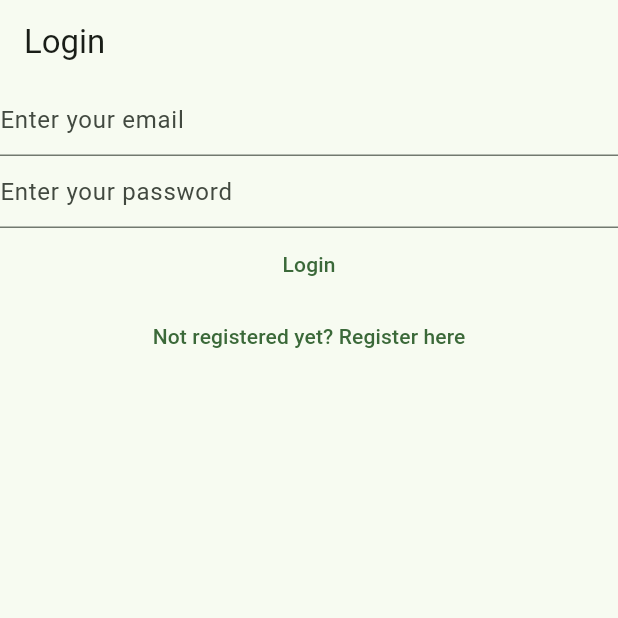
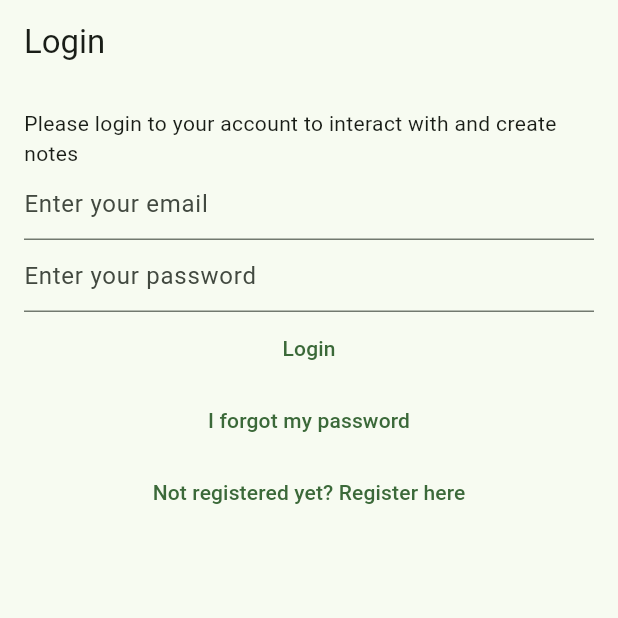
Before and after one commit to nomizodiac/learningflutter, a Flutter app: the screen it shows after launch, on a phone screen of 412 x 824 dp, the top half of it. Run offline on Flutter 3.47's test engine with Material 3 defaults, Android fonts, the phone set to English and light mode, and no system bars; our stand-ins replace bloc, cloud_firestore, equatable, firebase_auth, firebase_core, flutter_bloc and 1 more; accounts and stored records are empty.

Commit message:
- Clean Login and register UI and added password reset

```diff
--- a/lib/main.dart
+++ b/lib/main.dart
@@ -3,6 +3,7 @@ import 'package:flutter_application_1/services/auth/bloc/auth_bloc.dart';
 import 'package:flutter_application_1/services/auth/bloc/auth_event.dart';
 import 'package:flutter_application_1/services/auth/bloc/auth_state.dart';
 import 'package:flutter_application_1/services/auth/firebase_auth_provider.dart';
+import 'package:flutter_application_1/views/forgot_password_view.dart';
 import 'package:flutter_application_1/views/login_view.dart';
 import 'package:flutter_application_1/views/notes/create_update_note_view.dart';
 import 'package:flutter_application_1/views/notes/notes_view.dart';
@@ -54,10 +55,12 @@ class HomePage extends StatelessWidget {
           return const VerifyEmailView();
         } else if (state is AuthStateLoggedOut) {
           return const LoginView();
+        } else if (state is AuthStateForgotPassword) {
+          return const ForgotPasswordView();
         } else if (state is AuthStateRegistering) {
           return const RegisterView();
         } else {
-          return Scaffold(
+          return const Scaffold(
             body: CircularProgressIndicator(),
           );
         }
--- a/lib/services/auth/auth_exceptions.dart
+++ b/lib/services/auth/auth_exceptions.dart
@@ -9,3 +9,5 @@ class EmailAlreadyInUseAuthException implements Exception {}
 class GenericAuthException implements Exception {}
 
 class UserNotLoggedInAuthException implements Exception {}
+
+class InvalidEmailAuthException implements Exception {}
--- a/lib/services/auth/auth_provider.dart
+++ b/lib/services/auth/auth_provider.dart
@@ -17,4 +17,5 @@ abstract class AuthProvider {
 
   Future<void> logout();
   Future<void> sendEmailVerification();
+  Future<void> sendPasswordReset({required String toEmail});
 }
--- a/lib/services/auth/auth_service.dart
+++ b/lib/services/auth/auth_service.dart
@@ -28,4 +28,8 @@ class AuthService implements AuthProvider {
 
   @override
   Future<void> sendEmailVerification() => provider.sendEmailVerification();
+
+  @override
+  Future<void> sendPasswordReset({required String toEmail}) =>
+      provider.sendPasswordReset(toEmail: toEmail);
 }
--- a/lib/services/auth/bloc/auth_bloc.dart
+++ b/lib/services/auth/bloc/auth_bloc.dart
@@ -34,7 +34,7 @@ class AuthBloc extends Bloc<AuthEvent, AuthState> {
       bool didSendEmail;
       Exception? exception;
       try {
-        //await provider.sendPasswordReset(toEmail: email);
+        await provider.sendPasswordReset(toEmail: email);
         didSendEmail = true;
         exception = null;
       } on Exception catch (e) {
--- a/lib/services/auth/bloc/auth_state.dart
+++ b/lib/services/auth/bloc/auth_state.dart
@@ -9,6 +9,7 @@ abstract class AuthState {
   const AuthState({
     required this.isLoading,
     this.loadingText = 'Please wait a moment',
+
   });
 }
 
--- /dev/null
+++ b/lib/utilities/dialogs/password_reset_email_sent_dialog.dart
@@ -0,0 +1,15 @@
+
+import 'package:flutter/cupertino.dart';
+
+import 'generic_dialog.dart';
+
+Future<void> showPasswordResetSentDialog(BuildContext context) {
+  return showGenericDialog<void>(
+    context: context,
+    title: 'Password reset',
+    content: 'We have sent you a password reset link. Please check your email for more information',
+    optionsBuilder: () => {
+      'OK': null,
+    },
+  );
+}
--- a/lib/views/login_view.dart
+++ b/lib/views/login_view.dart
@@ -40,7 +40,10 @@ class _LoginViewState extends State<LoginView> {
           appBar: AppBar(
             title: Text('Login'),
           ),
-        body: Column(children: [
+          body: Padding(
+            padding: const EdgeInsets.all(16.0),
+            child: Column(children: [
+              Text('Please login to your account to interact with and create notes'),
               TextField(
                 controller: _email,
                 keyboardType: TextInputType.emailAddress,
@@ -51,15 +54,28 @@ class _LoginViewState extends State<LoginView> {
                 obscureText: true,
                 enableSuggestions: false,
                 autocorrect: false,
-            decoration: const InputDecoration(hintText: 'Enter your password'),
+                decoration:
+                    const InputDecoration(hintText: 'Enter your password'),
               ),
               TextButton(
                   onPressed: () async {
                     final email = _email.text;
                     final password = _password.text;
-                context.read<AuthBloc>().add(AuthEventLogIn(email, password));
+                    context
+                        .read<AuthBloc>()
+                        .add(AuthEventLogIn(email, password));
                   },
                   child: const Text('Login')),
+              TextButton(
+                onPressed: () {
+                  context.read<AuthBloc>().add(
+                        const AuthEventForgotPassword(),
+                      );
+                },
+                child: Text(
+                  'I forgot my password',
+                ),
+              ),
               TextButton(
                   onPressed: () {
                     context.read<AuthBloc>().add(
@@ -68,7 +84,7 @@ class _LoginViewState extends State<LoginView> {
                   },
                   child: const Text('Not registered yet? Register here'))
             ]),
-      ),
+          )),
     );
   }
 
```
Also changed, not shown: lib/services/auth/firebase_auth_provider.dart (+18 -0 lines), lib/views/forgot_password_view.dart (added, +98 -0 lines). Lines whose indentation alone changed are shown as unchanged.
